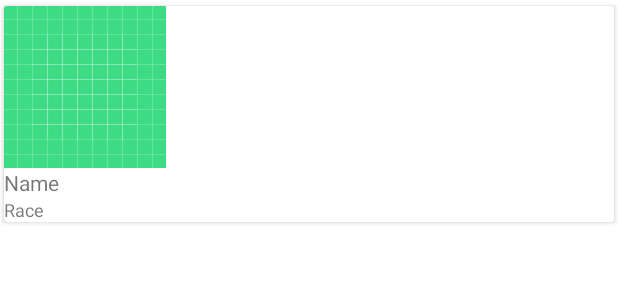
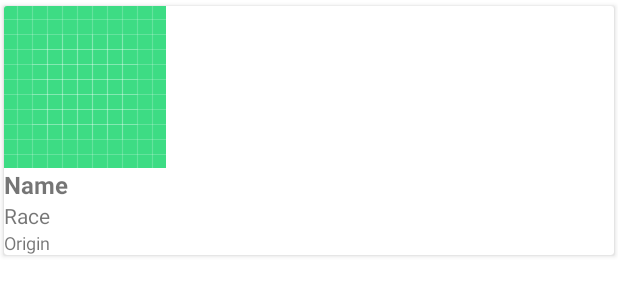
Before and after one commit to JTheoMitr/RickAndMortyRetroFitNew, an Android app: the layout rv_item.xml on its own in the app's theme, with its tools: preview values and no code run, on a phone screen of 412 x 824 dp. Shown: the top 300 px of the screen. Run offline under Robolectric (Android 15) with nearby library versions, the phone set to English and light mode, and no system bars.

Commit message:
Updated Character data class and MainAdapter to include origin info for each character

```diff
--- a/app/src/main/java/com/example/rickandmortyretrofitnew/MainAdapter.kt
+++ b/app/src/main/java/com/example/rickandmortyretrofitnew/MainAdapter.kt
@@ -16,6 +16,7 @@ class MainAdapter(val charactersList: List<Character>) : RecyclerView.Adapter<Ma
 
             itemBinding.name.text = character.name
             itemBinding.race.text = character.species
+            itemBinding.origin.text = character.origin.name
             itemBinding.image.load(character.image) {
                 transformations(CircleCropTransformation())
             }
--- a/app/src/main/res/layout/rv_item.xml
+++ b/app/src/main/res/layout/rv_item.xml
@@ -30,7 +30,8 @@
             android:layout_width="0dp"
             android:layout_height="wrap_content"
             tools:text="Name"
-            android:textSize="14sp"
+            android:textSize="16sp"
+            android:textStyle="bold"
             app:layout_constraintTop_toBottomOf="@id/image"
             app:layout_constraintStart_toStartOf="@id/image"
             app:layout_constraintEnd_toEndOf="@id/image" />
@@ -40,21 +41,20 @@
             android:layout_width="0dp"
             android:layout_height="wrap_content"
             tools:text="Race"
-            android:textSize="12sp"
+            android:textSize="14sp"
             app:layout_constraintTop_toBottomOf="@id/name"
             app:layout_constraintStart_toStartOf="@id/image"
             app:layout_constraintEnd_toEndOf="@id/image" />
 
-<!--        <TextView-->
-<!--            android:id="@+id/origin"-->
-<!--            android:layout_width="0dp"-->
-<!--            android:layout_height="wrap_content"-->
-<!--            tools:text="Origin"-->
-<!--            android:textSize="11sp"-->
-<!--            android:textColor="@color/black"-->
-<!--            app:layout_constraintTop_toBottomOf="@id/race"-->
-<!--            app:layout_constraintStart_toStartOf="@id/race"-->
-<!--            app:layout_constraintEnd_toEndOf="@id/image" />-->
+        <TextView
+            android:id="@+id/origin"
+            android:layout_width="0dp"
+            android:layout_height="wrap_content"
+            tools:text="Origin"
+            android:textSize="12sp"
+            app:layout_constraintTop_toBottomOf="@id/race"
+            app:layout_constraintStart_toStartOf="@id/race"
+            app:layout_constraintEnd_toEndOf="@id/image" />
 
     </androidx.constraintlayout.widget.ConstraintLayout>
 
```
Also changed, not shown: app/src/main/java/com/example/rickandmortyretrofitnew/network/Character.kt (+10 -1 lines).
